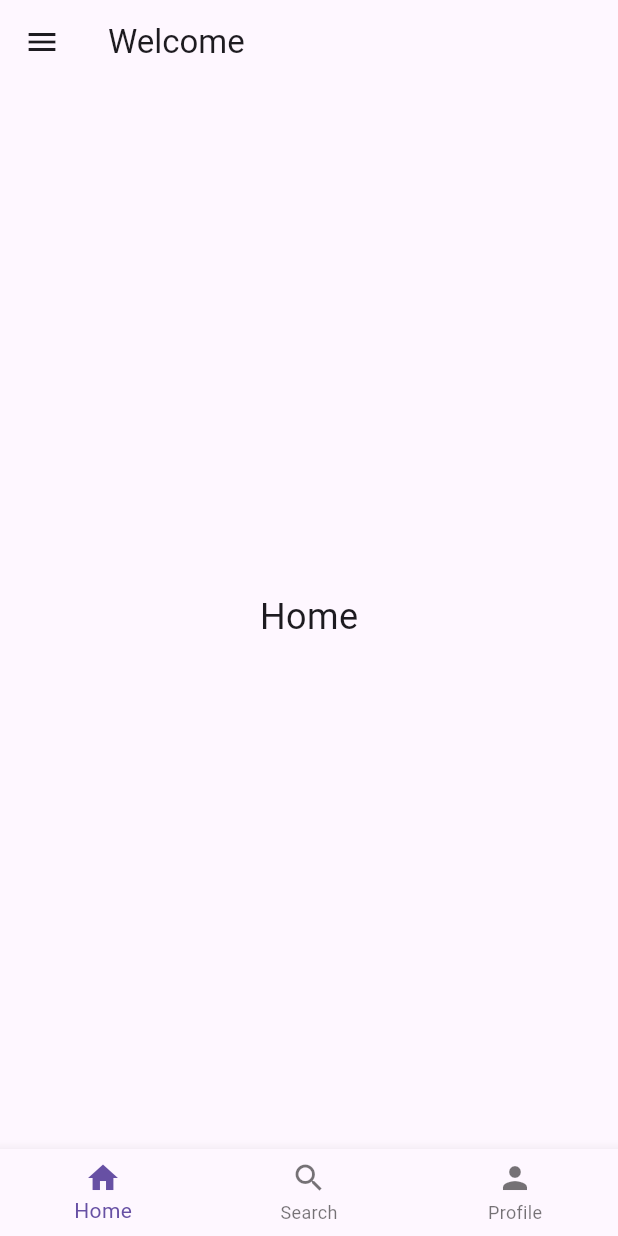
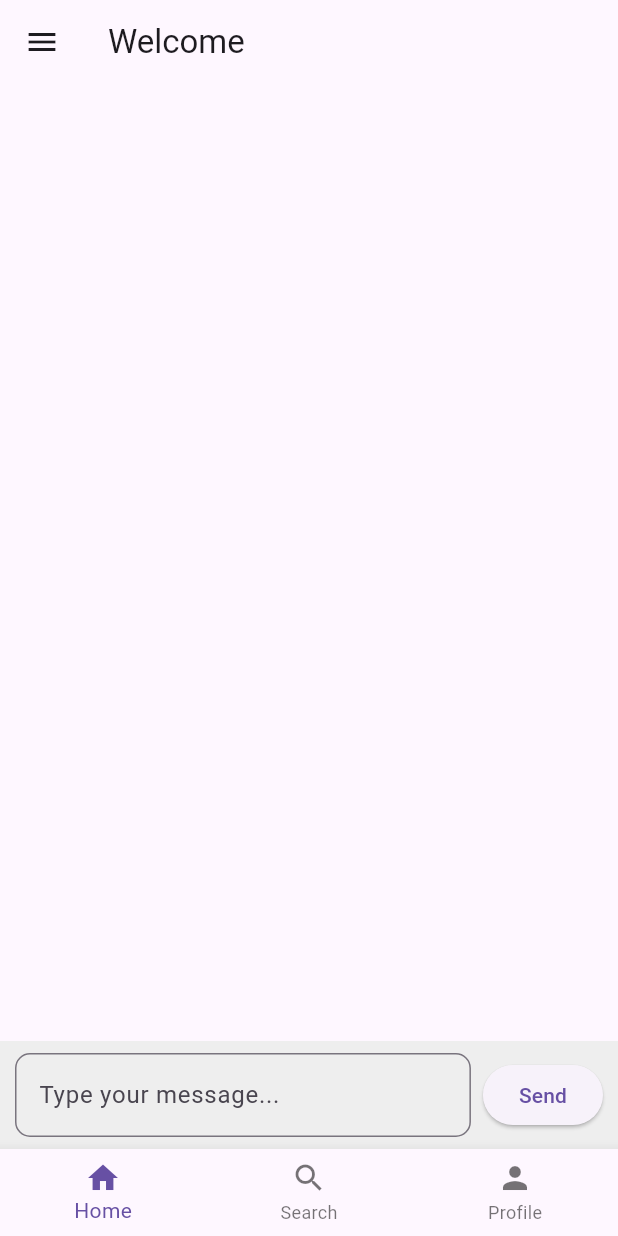
Before and after one commit to codenik01/Hackathon_0.1, a Flutter app: the HomeScreen screen opened directly, on a phone screen of 412 x 824 dp. Run offline on Flutter 3.47's test engine with Material 3 defaults, Android fonts, the light colour scheme and no system bars; our stand-ins replace cloud_firestore, firebase_auth, firebase_core; accounts and stored records are empty.

Commit message:
added bot chat

```diff
--- /dev/null
+++ b/lib/screen/chat_screen.dart
@@ -0,0 +1,120 @@
+import 'package:flutter/material.dart';
+
+class ChatScreen extends StatefulWidget {
+  @override
+  _ChatScreenState createState() => _ChatScreenState();
+}
+
+class _ChatScreenState extends State<ChatScreen> {
+  final TextEditingController _messageController = TextEditingController();
+  final List<Map<String, String>> _messages = []; // { "sender": "...", "text": "..." }
+
+  void _sendMessage() {
+    final text = _messageController.text.trim();
+    if (text.isNotEmpty) {
+      setState(() {
+        _messages.add({"sender": "user", "text": text});
+      });
+      _messageController.clear();
+
+      // Trigger bot reply
+      Future.delayed(Duration(milliseconds: 500), () {
+        _botReply(text);
+      });
+    }
+  }
+
+  void _botReply(String userMessage) {
+    String reply;
+
+    // Basic reply logic
+    userMessage = userMessage.toLowerCase();
+    if (userMessage.contains("hello") || userMessage.contains("hi")) {
+      reply = "Hello! How can I assist you today?";
+    } else if (userMessage.contains("help")) {
+      reply = "Sure! Tell me what issue you're facing.";
+    } else if (userMessage.contains("doctor")) {
+      reply = "I can help you find nearby hospitals or book a teleconsultation.";
+    } else if (userMessage.contains("thanks") || userMessage.contains("thank you")) {
+      reply = "You're welcome! 😊";
+    }
+     else if (userMessage.contains("i have headacke")) {
+      reply = "Sure! use paracetamol 500mg for headache. If it persists, consult a doctor.";
+    }else if (userMessage.contains("i have fever")) {
+      reply = "Sure! use nisib cold and flue for fever. If it persists, consult a doctor.";
+    } else if (userMessage.contains("i have cold")) {
+      reply = "Sure! use paracetamol use nishib cold and fluefor cold. If it persists, consult a doctor.";
+    } else if (userMessage.contains("i have cough")) {
+      reply = "Sure! so suck a dik in mouth for cough. If possible try to give you dick in addi named boys mouth.";
+    }
+     else {
+      reply = "I didn’t fully understand, but I’m here to help!";
+    }
+
+    setState(() {
+      _messages.add({"sender": "bot", "text": reply});
+    });
+  }
+
+  @override
+  Widget build(BuildContext context) {
+    return Scaffold(
+      body: Column(
+        children: [
+          // Messages List
+          Expanded(
+            child: ListView.builder(
+              padding: EdgeInsets.all(10),
+              itemCount: _messages.length,
+              itemBuilder: (context, index) {
+                final isUser = _messages[index]["sender"] == "user";
+                return Align(
+                  alignment:
+                      isUser ? Alignment.centerRight : Alignment.centerLeft,
+                  child: Container(
+                    margin: EdgeInsets.symmetric(vertical: 5),
+                    padding: EdgeInsets.all(12),
+                    decoration: BoxDecoration(
+                      color: isUser ? Colors.blue[100] : Colors.green[100],
+                      borderRadius: BorderRadius.circular(8),
+                    ),
+                    child: Text(
+                      _messages[index]["text"]!,
+                      style: TextStyle(fontSize: 16),
+                    ),
+                  ),
+                );
+              },
+            ),
+          ),
+
+          // Input Field + Send Button
+          Container(
+            padding: EdgeInsets.symmetric(horizontal: 10, vertical: 8),
+            color: Colors.grey[200],
+            child: Row(
+              children: [
+                Expanded(
+                  child: TextField(
+                    controller: _messageController,
+                    decoration: InputDecoration(
+                      hintText: "Type your message...",
+                      border: OutlineInputBorder(
+                        borderRadius: BorderRadius.circular(10),
+                      ),
+                    ),
+                  ),
+                ),
+                SizedBox(width: 8),
+                ElevatedButton(
+                  onPressed: _sendMessage,
+                  child: Text("Send"),
+                ),
+              ],
+            ),
+          ),
+        ],
+      ),
+    );
+  }
+}
--- a/lib/screen/home_screen.dart
+++ b/lib/screen/home_screen.dart
@@ -1,3 +1,4 @@
+import 'package:care_plus/screen/chat_screen.dart';
 import 'package:care_plus/screen/login_screen.dart';
 import 'package:firebase_auth/firebase_auth.dart';
 import 'package:cloud_firestore/cloud_firestore.dart';
@@ -36,9 +37,9 @@ class _HomeScreenState extends State<HomeScreen> {
   @override
   Widget build(BuildContext context) {
     final List<Widget> _pages = <Widget>[
-      Center(child: Text('Home', style: TextStyle(fontSize: 24))),
+  ChatScreen(), // ✅ Replaced Home with Chat
   Center(child: Text('Search', style: TextStyle(fontSize: 24))),
-      // Profile Page
+  // Profile Page (unchanged)
   FutureBuilder<String>(
     future: getUsername(),
     builder: (context, snapshot) {
@@ -73,6 +74,7 @@ class _HomeScreenState extends State<HomeScreen> {
     },
   ),
 ];
+
 
     void _onItemTapped(int index) {
       setState(() {
```
Lines whose indentation alone changed are shown as unchanged.
